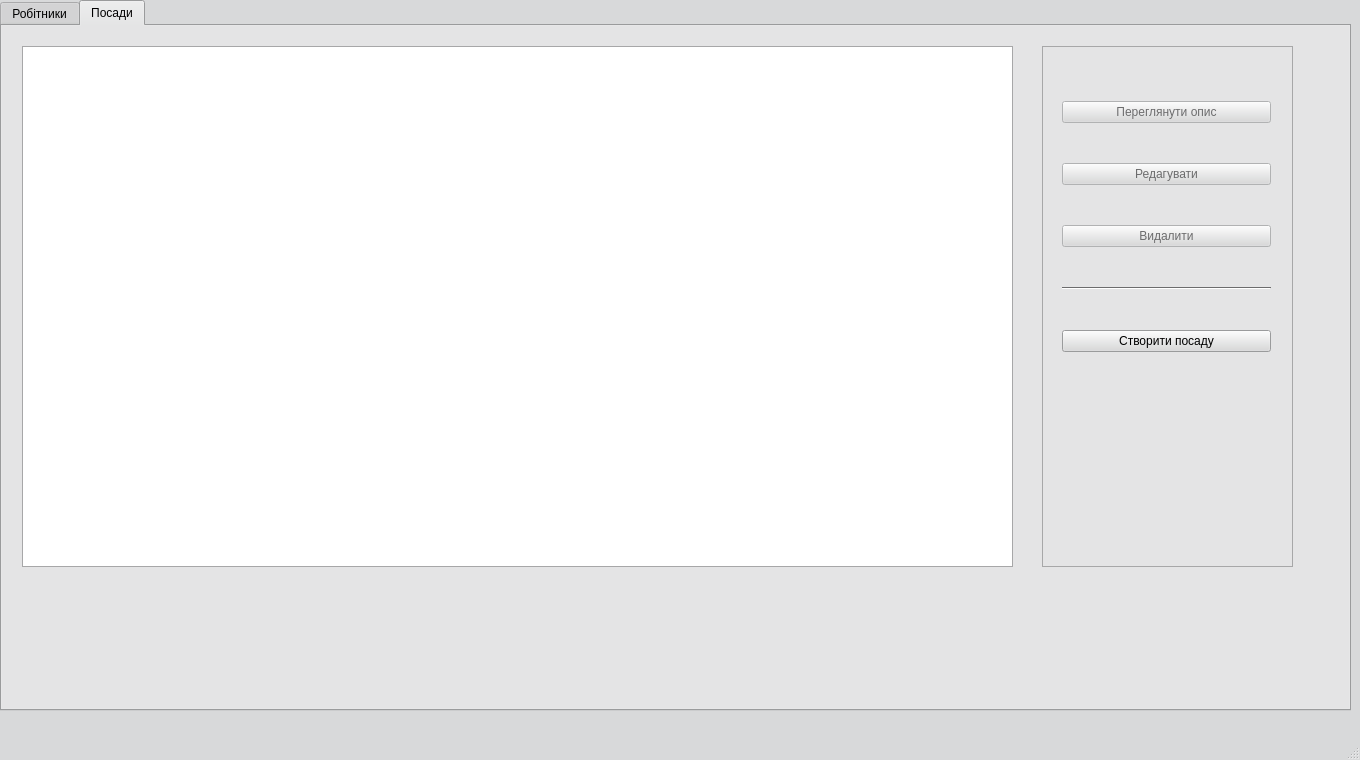
Above: hr_department.ui from landrew31/db_course_work before the change. Below: the same form after it.
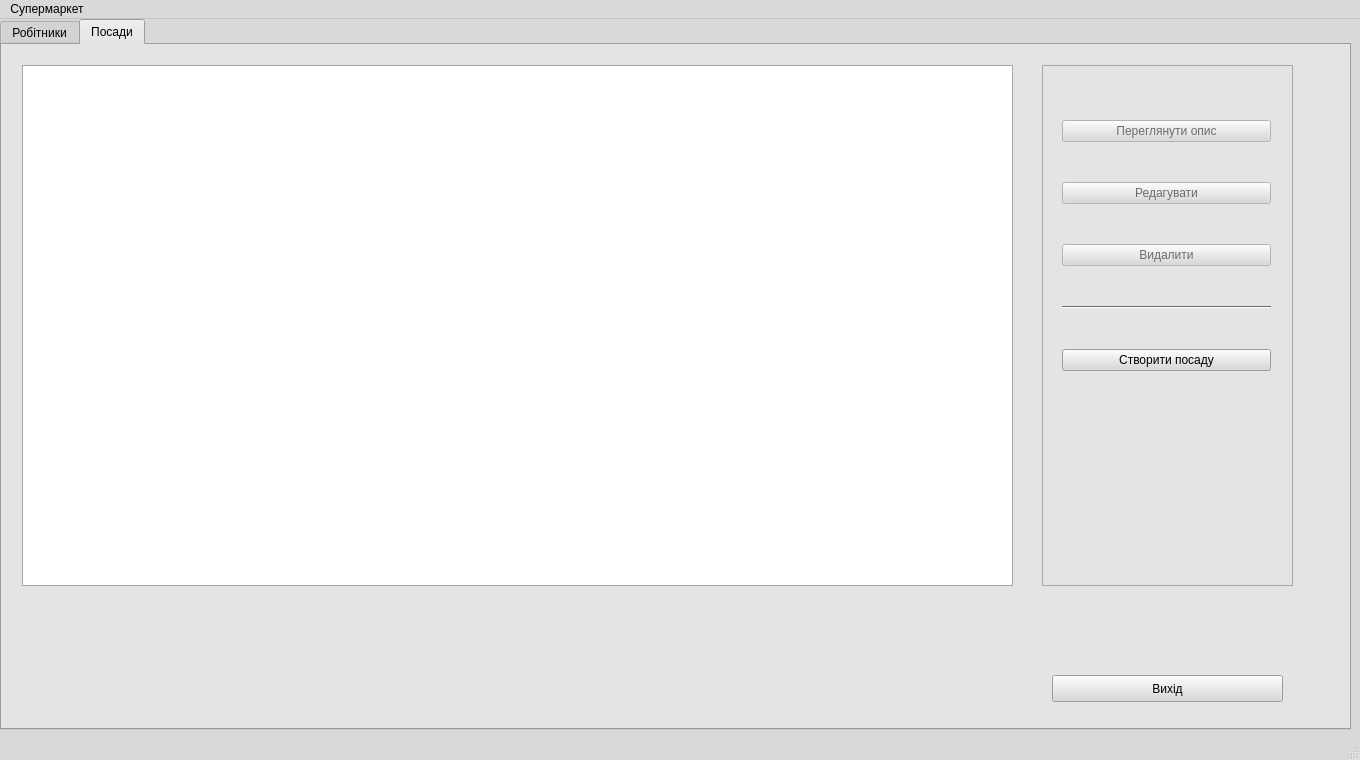
That is the form after the change.

Commit message: close button on position tab added

Patch:
```diff
--- a/hr_department.ui
+++ b/hr_department.ui
@@ -843,6 +843,22 @@
        </layout>
       </widget>
      </widget>
+     <widget class="QPushButton" name="button_closeWindow_2">
+      <property name="geometry">
+       <rect>
+        <x>1050</x>
+        <y>630</y>
+        <width>231</width>
+        <height>27</height>
+       </rect>
+      </property>
+      <property name="cursor">
+       <cursorShape>PointingHandCursor</cursorShape>
+      </property>
+      <property name="text">
+       <string>Вихід</string>
+      </property>
+     </widget>
     </widget>
    </widget>
   </widget>
@@ -855,6 +871,13 @@
      <height>25</height>
     </rect>
    </property>
+   <widget class="QMenu" name="menuAsd">
+    <property name="title">
+     <string>Супермаркет</string>
+    </property>
+    <addaction name="action"/>
+   </widget>
+   <addaction name="menuAsd"/>
   </widget>
   <widget class="QStatusBar" name="statusBar"/>
  </widget>
```
Left out of the diff: 10 changed lines with no effect on the pictures. The commit also changes 2 other files.
